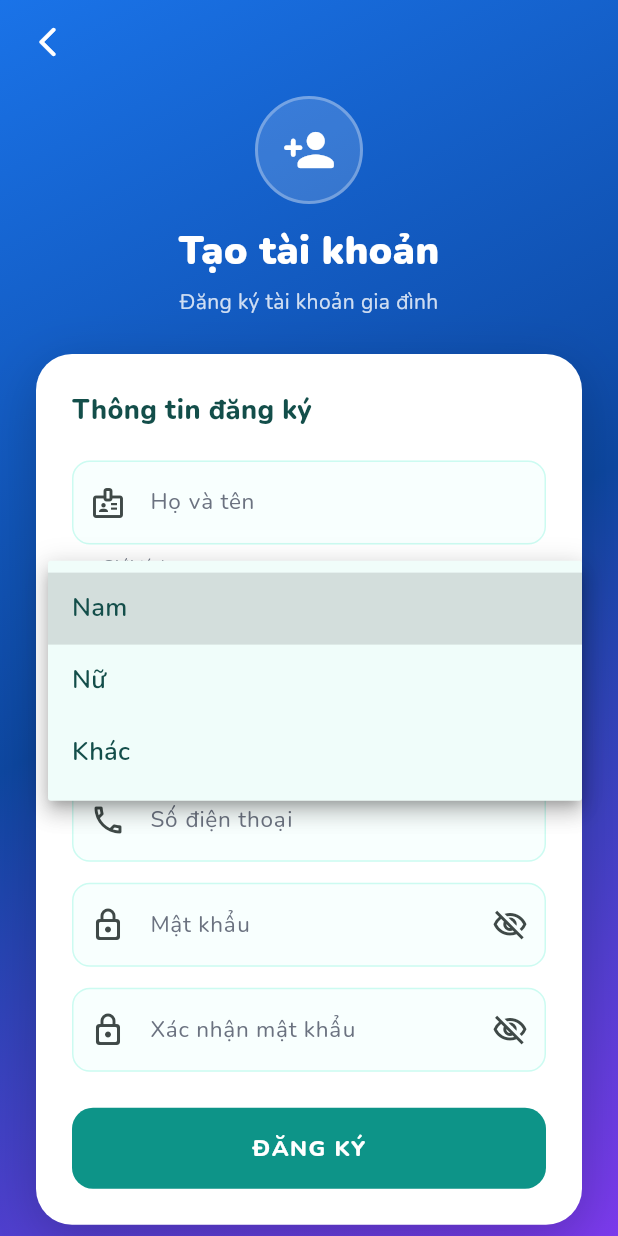
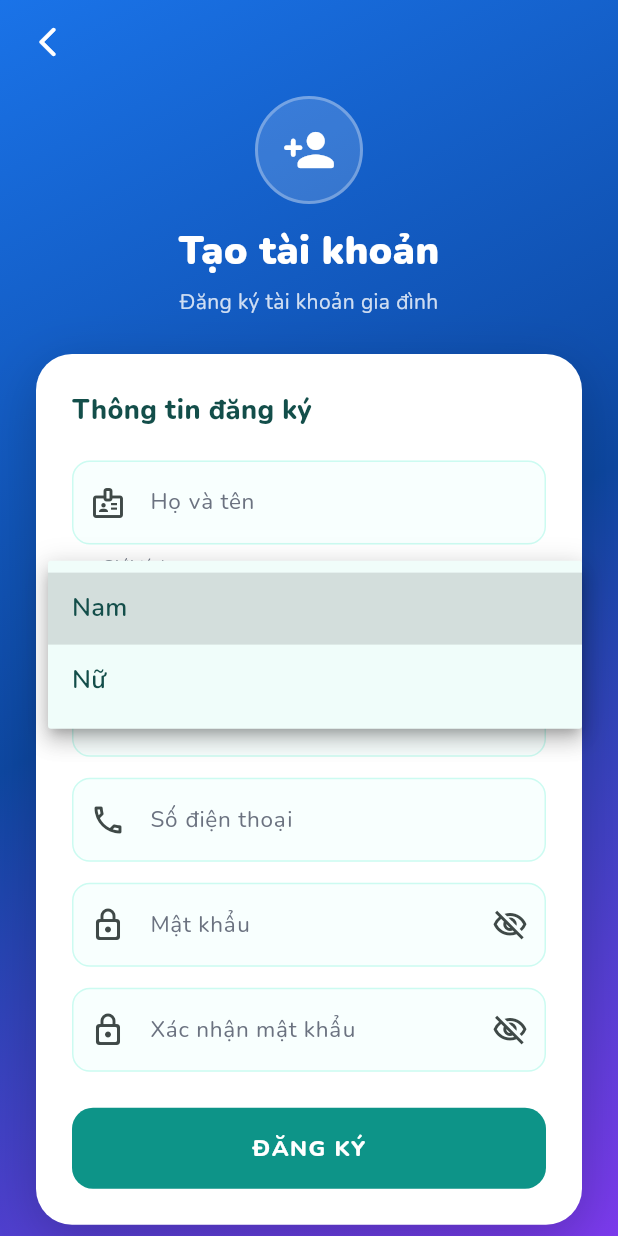
Before and after one commit to duynnse171414/SEP490-Mobile, a Flutter app: the RegisterScreen screen opened directly, after a tap on "Nam", on a phone screen of 412 x 824 dp. Run offline on Flutter 3.47's test engine with Material 3 defaults, Android fonts, the phone set to English and light mode, and no system bars; our stand-ins replace google_fonts, shared_preferences, speech_to_text; accounts and stored records are empty.

Commit message:
fix register

```diff
--- a/lib/screens/register_screen.dart
+++ b/lib/screens/register_screen.dart
@@ -18,7 +18,7 @@ class _RegisterScreenState extends State<RegisterScreen> {
   final _phoneCtrl = TextEditingController();
   final _passwordCtrl = TextEditingController();
   final _confirmPasswordCtrl = TextEditingController();
-  String _gender = 'MALE';
+  String _gender = 'Male';
   bool _obscurePassword = true;
   bool _obscureConfirm = true;
 
@@ -163,14 +163,12 @@ class _RegisterScreenState extends State<RegisterScreen> {
                                 ),
                                 items: const [
                                   DropdownMenuItem(
-                                      value: 'MALE', child: Text('Nam')),
+                                      value: 'Male', child: Text('Nam')),
                                   DropdownMenuItem(
-                                      value: 'FEMALE', child: Text('Nữ')),
-                                  DropdownMenuItem(
-                                      value: 'OTHER', child: Text('Khác')),
+                                      value: 'Female', child: Text('Nữ')),
                                 ],
                                 onChanged: (v) =>
-                                    setState(() => _gender = v ?? 'MALE'),
+                                    setState(() => _gender = v ?? 'Male'),
                               ),
                               const SizedBox(height: 14),
 
```
